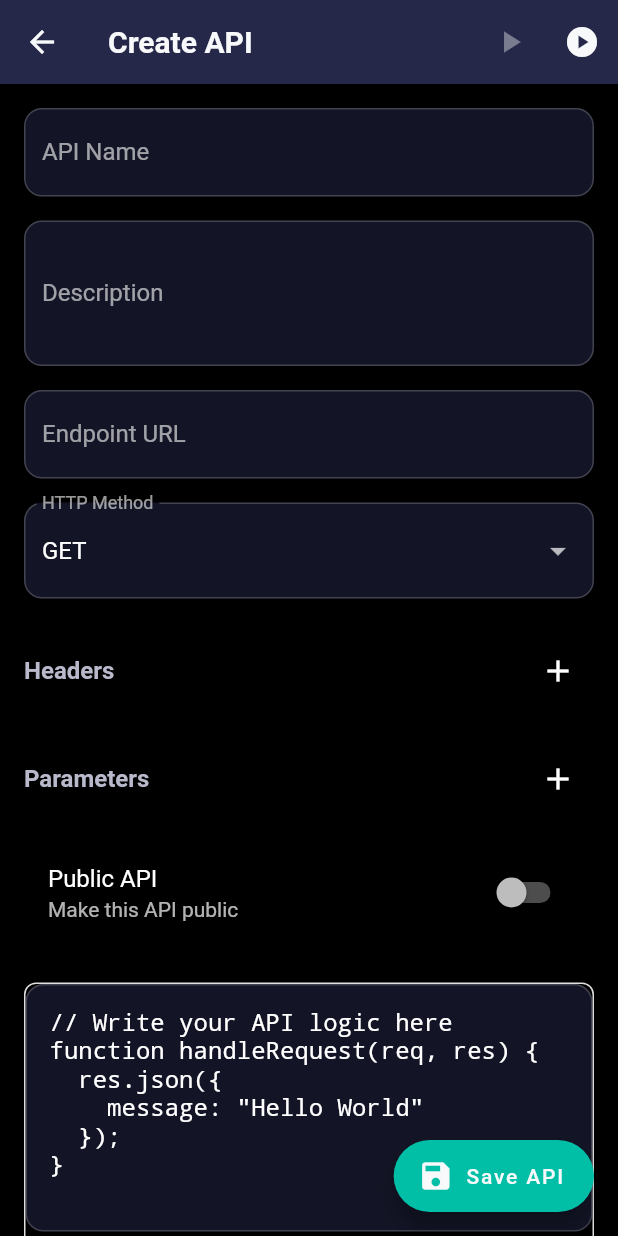
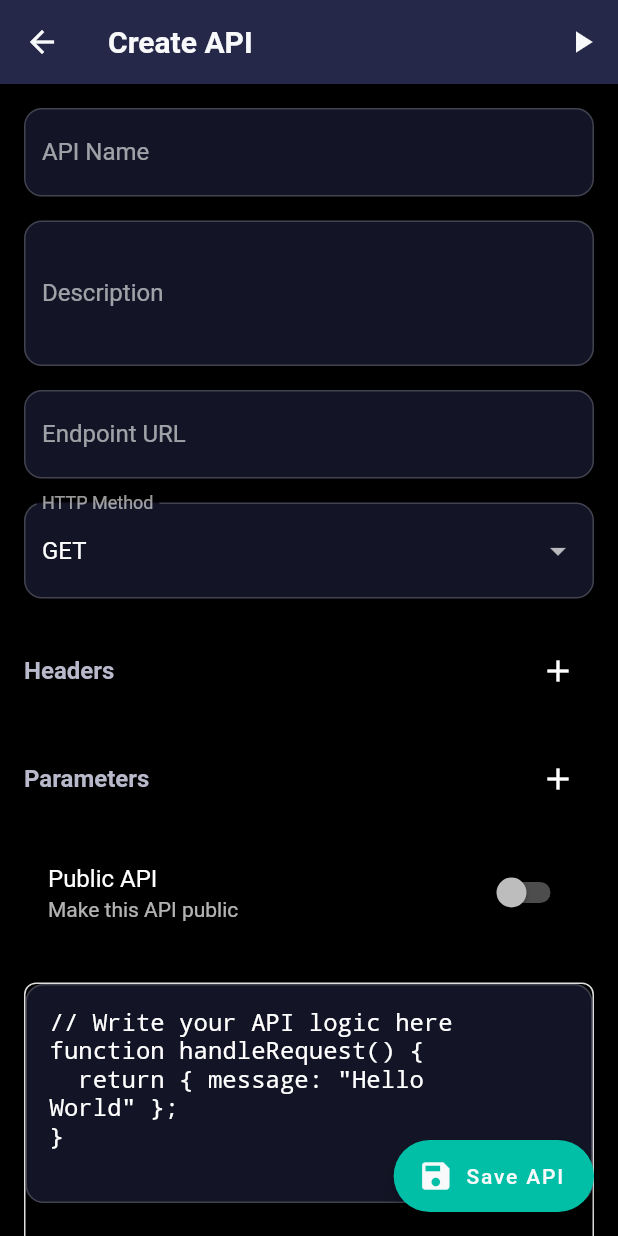
Before and after one commit to StarOne01/APIlook, a Flutter app: the screen it shows after launch, after a tap on "Create API", on a phone screen of 412 x 824 dp. Run offline on Flutter 3.47's test engine with Material 3 defaults, Android fonts, the phone set to English and light mode, and no system bars; our stand-ins replace file_picker, fl_chart, flutter_highlight, flutter_speed_dial, font_awesome_flutter, share_plus and 3 more; missing offline and left inert: code_editor, flutter_js, postgrest, webview_flutter_android, webview_flutter_wkwebview; accounts and stored records are empty; network calls fail.

Commit message:
Add flutter_js and gtk dependencies, update plugin registration, and modify test connection URL

```diff
--- a/lib/pages/create_api_page.dart
+++ b/lib/pages/create_api_page.dart
@@ -1,8 +1,8 @@
 import 'dart:convert';
 import 'dart:io';
 
-import 'package:apilook/services/local_api_server.dart';
 import 'package:flutter/material.dart';
+import 'package:flutter_js/flutter_js.dart';
 import 'package:supabase_flutter/supabase_flutter.dart';
 import 'package:http/http.dart' as http;
 import '../models/api_endpoint.dart';
@@ -27,34 +27,27 @@ class _CreateAPIPageState extends State<CreateAPIPage> {
   bool _isPublic = false;
   String? _testResponse;
 
-  final LocalAPIServer _localServer = LocalAPIServer();
-  bool _isTestMode = false;
+  // A string that collects console log messages.
+  String _consoleLogs = '';
 
-  @override
-  void initState() {
-    super.initState();
-    _startLocalServer();
+  // The JS code that will be executed.
+  // Note: This sample code has been modified to immediately return a result.
+  String _apiLogic = '''
+// Write your API logic here
+function handleRequest() {
+  return { message: "Hello World" };
 }
+''';
+
+  final _responseExampleController = TextEditingController();
 
   @override
   void dispose() {
     _nameController.dispose();
     _descriptionController.dispose();
     _urlController.dispose();
-    _localServer.stop();
     super.dispose();
   }
-
-  String _apiLogic = '''
-// Write your API logic here
-function handleRequest(req, res) {
-  res.json({
-    message: "Hello World"
-  });
-}
-''';
-
-  final _responseExampleController = TextEditingController();
 
   @override
   Widget build(BuildContext context) {
@@ -64,13 +57,8 @@ function handleRequest(req, res) {
         actions: [
           IconButton(
             icon: const Icon(Icons.play_arrow),
-            tooltip: 'Test API',
-            onPressed: _isTestMode ? _testAPI : null,
-          ),
-          IconButton(
-            icon: Icon(_isTestMode ? Icons.stop : Icons.play_circle),
-            tooltip: _isTestMode ? 'Stop Server' : 'Start Server',
-            onPressed: _toggleTestMode,
+            tooltip: 'Run Code',
+            onPressed: () => _executeAPILogic(_apiLogic),
           ),
         ],
       ),
@@ -82,7 +70,63 @@ function handleRequest(req, res) {
                 padding: const EdgeInsets.all(16),
                 child: Column(
                   children: [
-                    Form(
+                    _buildForm(),
+                    const SizedBox(height: 24),
+                    SizedBox(
+                      height: 400,
+                      child: _buildWorkspace(),
+                    ),
+                    const SizedBox(height: 16),
+                    _buildTestSection(),
+                    const SizedBox(height: 16),
+                    _buildConsoleSection(),
+                  ],
+                ),
+              ),
+            );
+          } else {
+            return Row(
+              children: [
+                Expanded(
+                  flex: 2,
+                  child: SingleChildScrollView(
+                    padding: const EdgeInsets.all(16),
+                    child: _buildForm(),
+                  ),
+                ),
+                Expanded(
+                    flex: 3,
+                    child: Padding(
+                        padding: const EdgeInsets.all(30),
+                        child: SafeArea(
+                          child: SingleChildScrollView(
+                            child: Column(
+                              children: [
+                                _buildWorkspace(),
+                                const SizedBox(height: 16),
+                                _buildTestSection(),
+                                const SizedBox(height: 16),
+                                _buildConsoleSection(),
+                              ],
+                            ),
+                          ),
+                        ))),
+                const SizedBox(width: 16),
+              ],
+            );
+          }
+        },
+      ),
+      floatingActionButton: FloatingActionButton.extended(
+        onPressed: _saveAPI,
+        label: const Text('Save API'),
+        icon: const Icon(Icons.save),
+      ),
+    );
+  }
+
+  Widget _buildForm() {
+    return Form(
       key: _formKey,
       child: Column(
         crossAxisAlignment: CrossAxisAlignment.stretch,
@@ -93,8 +137,7 @@ function handleRequest(req, res) {
               labelText: 'API Name',
               border: OutlineInputBorder(),
             ),
-                            validator: (value) =>
-                                value?.isEmpty ?? true ? 'Required' : null,
+            validator: (value) => value?.isEmpty ?? true ? 'Required' : null,
           ),
           const SizedBox(height: 16),
           TextFormField(
@@ -112,8 +155,7 @@ function handleRequest(req, res) {
               labelText: 'Endpoint URL',
               border: OutlineInputBorder(),
             ),
-                            validator: (value) =>
-                                value?.isEmpty ?? true ? 'Required' : null,
+            validator: (value) => value?.isEmpty ?? true ? 'Required' : null,
           ),
           const SizedBox(height: 16),
           _buildMethodSelector(),
@@ -126,106 +168,9 @@ function handleRequest(req, res) {
             title: const Text('Public API'),
             subtitle: const Text('Make this API public'),
             value: _isPublic,
-                            onChanged: (value) =>
-                                setState(() => _isPublic = value),
+            onChanged: (value) => setState(() => _isPublic = value),
           ),
         ],
-                      ),
-                    ),
-                    const SizedBox(height: 24),
-                    SizedBox(
-                      height: 400,
-                      child: _buildWorkspace(),
-                    ),
-                    const SizedBox(height: 16),
-                    _buildTestSection(),
-                  ],
-                ),
-              ),
-            );
-          } else {
-            return Row(
-              children: [
-                Expanded(
-                  flex: 2,
-                  child: SingleChildScrollView(
-                    padding: const EdgeInsets.all(16),
-                    child: Form(
-                      key: _formKey,
-                      child: Column(
-                        crossAxisAlignment: CrossAxisAlignment.start,
-                        children: [
-                          TextFormField(
-                            controller: _nameController,
-                            decoration: const InputDecoration(
-                              labelText: 'API Name',
-                              border: OutlineInputBorder(),
-                            ),
-                            validator: (value) =>
-                                value?.isEmpty ?? true ? 'Required' : null,
-                          ),
-                          const SizedBox(height: 16),
-                          TextFormField(
-                            controller: _descriptionController,
-                            maxLines: 3,
-                            decoration: const InputDecoration(
-                              labelText: 'Description',
-                              border: OutlineInputBorder(),
-                            ),
-                          ),
-                          const SizedBox(height: 16),
-                          TextFormField(
-                            controller: _urlController,
-                            decoration: const InputDecoration(
-                              labelText: 'Endpoint URL',
-                              border: OutlineInputBorder(),
-                            ),
-                            validator: (value) =>
-                                value?.isEmpty ?? true ? 'Required' : null,
-                          ),
-                          const SizedBox(height: 16),
-                          _buildMethodSelector(),
-                          const SizedBox(height: 24),
-                          _buildHeadersSection(),
-                          const SizedBox(height: 24),
-                          _buildParametersSection(),
-                          const SizedBox(height: 16),
-                          SwitchListTile(
-                            title: const Text('Public API'),
-                            subtitle: const Text('Make this API public'),
-                            value: _isPublic,
-                            onChanged: (value) =>
-                                setState(() => _isPublic = value),
-                          ),
-                        ],
-                      ),
-                    ),
-                  ),
-                ),
-                Expanded(
-                    flex: 3,
-                    child: Padding(
-                      padding: EdgeInsets.all(20),
-                      child: SafeArea(
-                          child: SingleChildScrollView(
-                              child: Column(
-                        children: [
-                          _buildWorkspace(),
-                          const SizedBox(height: 16),
-                          _buildTestSection(),
-                        ],
-                      ))),
-                    )),
-                const SizedBox(width: 16),
-              ],
-            );
-          }
-        },
-      ),
-      floatingActionButton: FloatingActionButton.extended(
-        onPressed: _saveAPI,
-        label: const Text('Save API'),
-        icon: const Icon(Icons.save),
       ),
     );
   }
@@ -371,15 +316,9 @@ function handleRequest(req, res) {
   Widget _buildTestSection() {
     return Column(
       children: [
-        SwitchListTile(
-          title: const Text('Test Mode'),
-          value: _isTestMode,
-          onChanged: (value) => setState(() => _isTestMode = value),
-        ),
-        if (_isTestMode) ...[
         ElevatedButton(
-            onPressed: _testAPI,
-            child: const Text('Test API'),
+          onPressed: () => _executeAPILogic(_apiLogic),
+          child: const Text('Run Code'),
         ),
         if (_testResponse != null)
           Card(
@@ -389,7 +328,7 @@ function handleRequest(req, res) {
               child: Column(
                 crossAxisAlignment: CrossAxisAlignment.start,
                 children: [
-                    const Text('Response:',
+                  const Text('Result:',
                       style: TextStyle(fontWeight: FontWeight.bold)),
                   const SizedBox(height: 8),
                   Text(_testResponse!),
@@ -398,14 +337,41 @@ function handleRequest(req, res) {
             ),
           ),
       ],
-      ],
     );
+  }
+
+  Widget _buildConsoleSection() {
+    return Card(
+      color: Colors.black87,
+      child: Container(
+        padding: const EdgeInsets.all(12),
+        height: 150,
+        width: double.infinity,
+        child: SingleChildScrollView(
+          child: Text(
+            _consoleLogs,
+            style: const TextStyle(
+              color: Colors.greenAccent,
+              fontFamily: 'Courier',
+              fontSize: 12,
+            ),
+          ),
+        ),
+      ),
+    );
+  }
+
+  void _appendToConsole(String message) {
+    setState(() {
+      _consoleLogs += message + "\n";
+    });
   }
 
   void _addHeader() {
     setState(() {
       _headers[''] = '';
     });
+    _appendToConsole("Added new header.");
   }
 
   void _updateHeaderKey(int index, String newKey) {
@@ -415,24 +381,28 @@ function handleRequest(req, res) {
       _headers.remove(oldKey);
       _headers[newKey] = value ?? '';
     });
+    _appendToConsole("Updated header key: $oldKey to $newKey.");
   }
 
   void _updateHeaderValue(String key, String value) {
     setState(() {
       _headers[key] = value;
     });
+    _appendToConsole("Updated header value for $key.");
   }
 
   void _removeHeader(String key) {
     setState(() {
       _headers.remove(key);
     });
+    _appendToConsole("Removed header: $key.");
   }
 
   void _addParameter() {
     setState(() {
       _parameters[''] = '';
     });
+    _appendToConsole("Added new parameter.");
   }
 
   void _updateParameterKey(int index, String newKey) {
@@ -442,23 +412,25 @@ function handleRequest(req, res) {
       _parameters.remove(oldKey);
       _parameters[newKey] = value ?? '';
     });
+    _appendToConsole("Updated parameter key: $oldKey to $newKey.");
   }
 
   void _updateParameterValue(String key, String value) {
     setState(() {
       _parameters[key] = value;
     });
+    _appendToConsole("Updated parameter value for $key.");
   }
 
   void _removeParameter(String key) {
     setState(() {
       _parameters.remove(key);
     });
+    _appendToConsole("Removed parameter: $key.");
   }
 
   Future<void> _saveAPI() async {
     if (!_formKey.currentState!.validate()) return;
-
     try {
       final response =
           await Supabase.instance.client.from('api_endpoints').insert({
@@ -476,127 +448,35 @@ function handleRequest(req, res) {
       if (response.error != null) {
         throw response.error!;
       }
-
+      _appendToConsole("API saved successfully.");
       ScaffoldMessenger.of(context).showSnackBar(
         const SnackBar(content: Text('API saved successfully')),
       );
     } catch (e) {
+      _appendToConsole("Error saving API: $e");
       ScaffoldMessenger.of(context).showSnackBar(
         SnackBar(content: Text('Error saving API: $e')),
       );
     }
   }
 
-  Future<void> _testAPI() async {
-    if (!_isTestMode) return;
-
+  Future<void> _executeAPILogic(String code) async {
     try {
-      final uri = Uri.parse('http://localhost:8080${_urlController.text}');
-      final response = await http.get(uri);
-
-      String formattedResponse = '';
-      try {
-        final jsonData = json.decode(response.body);
-        formattedResponse =
-            const JsonEncoder.withIndent('  ').convert(jsonData);
+      _appendToConsole("Executing JS code...");
+      // Create a JavaScript runtime instance.
+      final runtime = getJavascriptRuntime();
+      // Append code to execute handleRequest and return its result.
+      final invocation = "$code\nhandleRequest();";
+      final result = runtime.evaluate(invocation);
+      setState(() {
+        _testResponse = result.stringResult;
+      });
+      _appendToConsole("Execution finished: ${result.stringResult}");
     } catch (e) {
-        formattedResponse = response.body;
-      }
-
       setState(() {
-        _testResponse = '''
-Status: ${response.statusCode}
-Time: ${DateTime.now().millisecondsSinceEpoch}ms
-
-Headers:
-${response.headers.entries.map((e) => '${e.key}: ${e.value}').join('\n')}
-
-Body:
-$formattedResponse
-''';
+        _testResponse = "Error executing JS: $e";
       });
-    } catch (e) {
-      setState(() => _testResponse = jsonEncode({
-            'error': 'Execution failed',
-            'message': e.toString(),
-          }));
+      _appendToConsole("Execution error: $e");
     }
   }
-
-  Future<void> _executeAPILogic(String code) async {
-    if (!_isTestMode) return;
-
-    try {
-      final endpoint = APIEndpoint(
-        id: 'test',
-        userId: 'test',
-        name: _nameController.text,
-        url: _urlController.text,
-        method: _selectedMethod,
-        headers: _headers,
-        parameters: _parameters,
-        createdAt: DateTime.now(),
-        logic: code,
-      );
-
-      _localServer.registerEndpoint(endpoint);
-
-      final uri = Uri.parse('http://localhost:8080${_urlController.text}');
-      final response = await http.get(uri);
-
-      String formattedResponse = '';
-      try {
-        final jsonData = json.decode(response.body);
-        formattedResponse =
-            const JsonEncoder.withIndent('  ').convert(jsonData);
-      } catch (e) {
-        formattedResponse = response.body;
 }
-
-      setState(() {
-        _testResponse = '''
-Status: ${response.statusCode}
-Time: ${DateTime.now().millisecondsSinceEpoch}ms
-
-Headers:
-${response.headers.entries.map((e) => '${e.key}: ${e.value}').join('\n')}
-
-Body:
-$formattedResponse
-''';
-      });
-    } catch (e) {
-      setState(() => _testResponse = 'Error executing API logic: $e');
-    }
-  }
-
-  Future<void> _startLocalServer() async {
-    try {
-      await _localServer.start();
-      final endpoint = APIEndpoint(
-        id: 'test',
-        userId: 'test',
-        name: _nameController.text,
-        url: _urlController.text,
-        method: _selectedMethod,
-        headers: _headers,
-        parameters: _parameters,
-        logic: _apiLogic,
-        createdAt: DateTime.now(),
-      );
-      _localServer.registerEndpoint(endpoint);
-      setState(() => _testResponse = 'Server started successfully');
-    } catch (e) {
-      setState(() => _testResponse = 'Server error: $e');
-    }
-  }
-
-  Future<void> _toggleTestMode() async {
-    if (_isTestMode) {
-      await _localServer.stop();
-    } else {
-      await _startLocalServer();
-    }
-    setState(() => _isTestMode = !_isTestMode);
-  }
-}
--- a/lib/services/api_tester.dart
+++ b/lib/services/api_tester.dart
@@ -2,7 +2,7 @@ import 'package:http/http.dart' as http;
 
 Future<void> testConnection() async {
   try {
-    final response = await http.get(Uri.parse('http://10.0.2.2:3000/test'));
+    final response = await http.get(Uri.parse('http://10.0.2.2:8080/test'));
     print('Response: ${response.body}');
   } catch (e) {
     print('Error: $e');
--- a/lib/widgets/code_workspace.dart
+++ b/lib/widgets/code_workspace.dart
@@ -107,36 +107,11 @@ class _APIWorkspaceState extends State<APIWorkspace> {
       child: Column(
         crossAxisAlignment: CrossAxisAlignment.stretch,
         children: [
-          _buildConsoleHeader(),
           Expanded(
             child: ListView.builder(
               itemCount: _logs.length,
               itemBuilder: (context, index) => _logs[index].buildWidget(),
             ),
-          ),
-        ],
-      ),
-    );
-  }
-
-  Widget _buildConsoleHeader() {
-    return Padding(
-      padding: const EdgeInsets.all(8.0),
-      child: Row(
-        children: [
-          const Text(
-            'Console',
-            style: TextStyle(
-              color: Colors.white70,
-              fontSize: 12,
-              fontWeight: FontWeight.bold,
-            ),
-          ),
-          const Spacer(),
-          IconButton(
-            icon: const Icon(Icons.clear, color: Colors.white70, size: 16),
-            onPressed: () => setState(() => _logs.clear()),
-            tooltip: 'Clear console',
           ),
         ],
       ),
--- a/pubspec.yaml
+++ b/pubspec.yaml
@@ -59,6 +59,8 @@ dependencies:
   shared_preferences: ^2.5.2
   fl_chart: ^0.70.2
   flutter_inappwebview: ^6.1.5
+  flutter_js: ^0.8.1
+  gtk: ^2.1.0
 
 dev_dependencies:
   flutter_test:
```
Also changed, not shown: pubspec.lock, 5 other files. Lines whose indentation alone changed are shown as unchanged.
